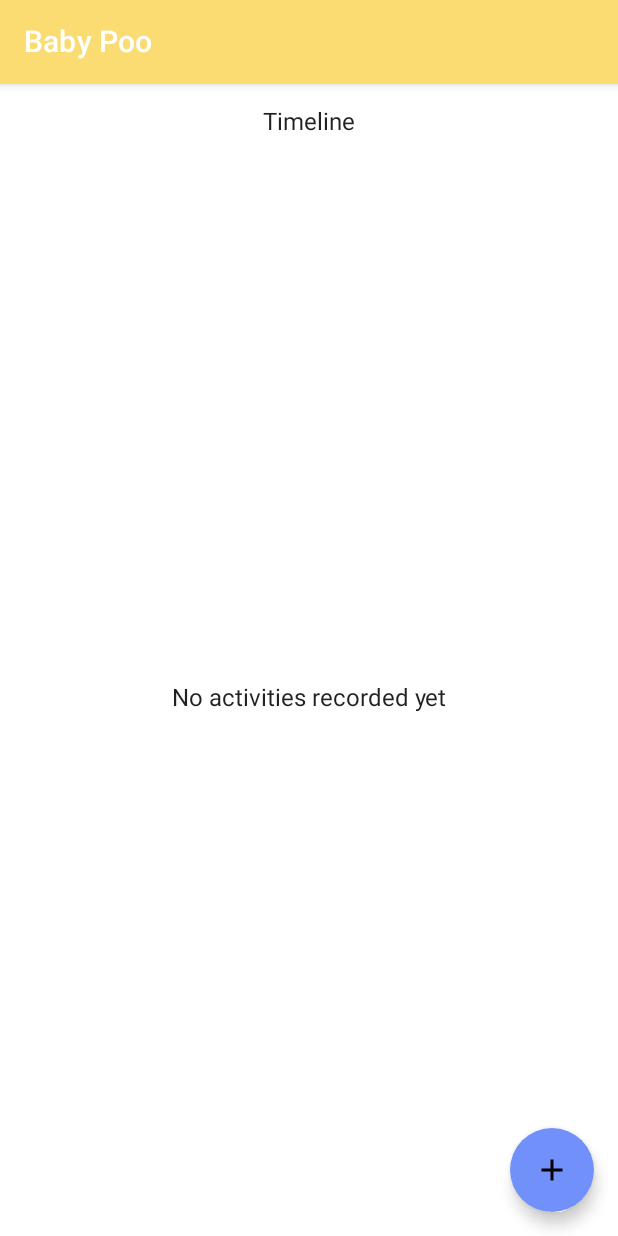
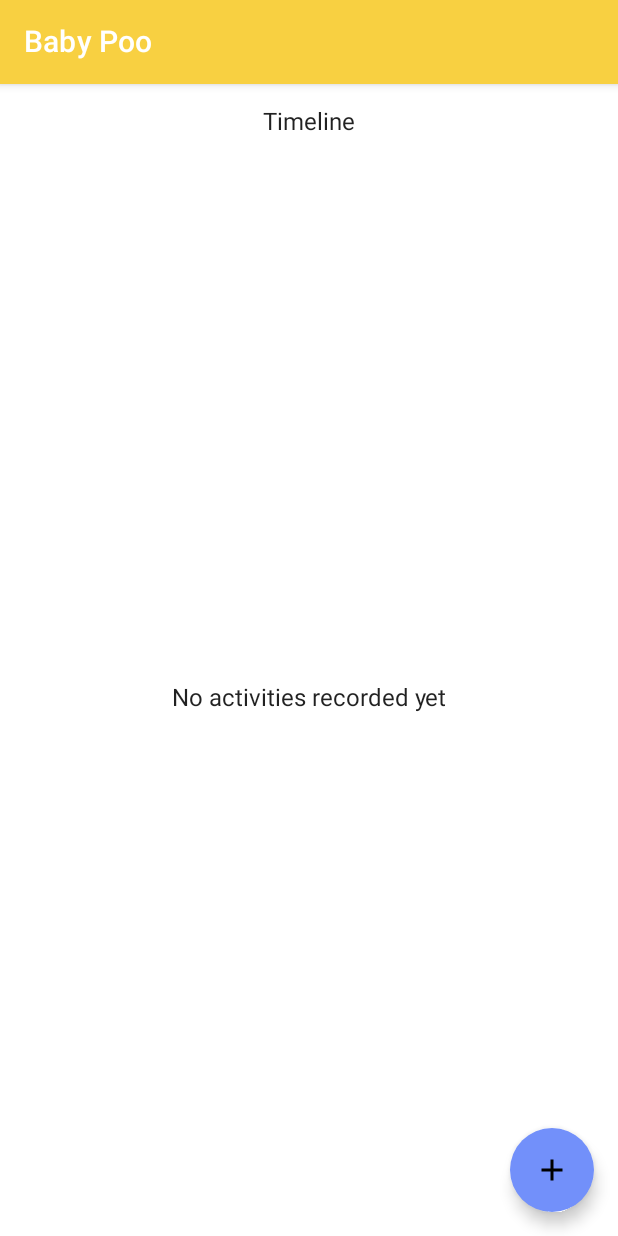
Before and after one commit to iamnotaturtle/babypoo, an Android app built with Jetpack Compose: the screen it shows after launch (MainActivity), on a phone screen of 412 x 824 dp. Run offline under Robolectric (Android 15) with nearby library versions, the phone set to English and light mode, and no system bars; our stand-ins replace Room's generated code, livedata-compose.

Commit message:
fix light/dark contrast

```diff
--- a/BabyPoo/app/src/main/java/com/ygaberman/babypoo/MainActivity.kt
+++ b/BabyPoo/app/src/main/java/com/ygaberman/babypoo/MainActivity.kt
@@ -48,7 +48,7 @@ class MainActivity : ComponentActivity() {
             val scope = rememberCoroutineScope()
             val scaffoldState = rememberScaffoldState()
 
-            BabyPooTheme {
+            BabyPooTheme() {
                 Scaffold(
                     scaffoldState = scaffoldState,
                     topBar = {
--- a/BabyPoo/app/src/main/java/com/ygaberman/babypoo/ui/theme/Color.kt
+++ b/BabyPoo/app/src/main/java/com/ygaberman/babypoo/ui/theme/Color.kt
@@ -2,7 +2,7 @@ package com.ygaberman.babypoo.ui.theme
 
 import androidx.compose.ui.graphics.Color
 
-val YellowLight = Color(0xFFFADC72)
-val YellowDark = Color(0xFFF8D041)
+val YellowLight = Color(0xFFF8D041)
+val YellowDark = Color(0xFFFADC72)
 val YellowVariant = Color(0xFFFDEEBC)
 val Blue = Color(0xFF7290FA)
```
